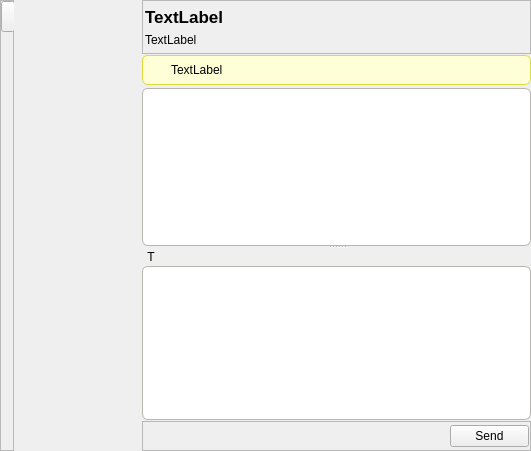
RetroShare/RetroShare, file retroshare-gui/src/gui/chat/PopupChatDialog.ui: the form before one commit.
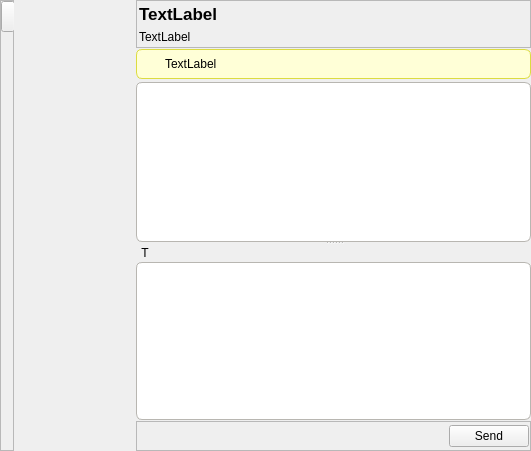
The form after the commit. Icons and pictures are not drawn.

Commit message: Optimized layout of the private chat window. Fixed german language.

Patch:
```diff
--- a/retroshare-gui/src/gui/chat/PopupChatDialog.ui
+++ b/retroshare-gui/src/gui/chat/PopupChatDialog.ui
@@ -19,21 +19,12 @@
   <property name="styleSheet">
    <string notr="true"/>
   </property>
-  <layout class="QHBoxLayout" name="horizontalLayout">
+  <layout class="QVBoxLayout" name="verticalLayout_3">
    <property name="margin">
     <number>0</number>
    </property>
    <item>
-    <widget class="QWidget" name="widget" native="true">
-     <layout class="QHBoxLayout" name="horizontalLayout_3">
-      <property name="spacing">
-       <number>0</number>
-      </property>
-      <property name="margin">
-       <number>0</number>
-      </property>
-      <item>
-       <layout class="QGridLayout" name="gridLayout_2">
+    <layout class="QGridLayout" name="gridLayout">
         <property name="horizontalSpacing">
          <number>0</number>
         </property>
@@ -136,13 +127,13 @@
           </property>
           <layout class="QGridLayout" name="_2">
            <property name="leftMargin">
-            <number>6</number>
+         <number>3</number>
            </property>
            <property name="topMargin">
-            <number>6</number>
+         <number>9</number>
            </property>
            <property name="rightMargin">
-            <number>6</number>
+         <number>3</number>
            </property>
            <property name="bottomMargin">
             <number>9</number>
@@ -235,13 +226,13 @@
             <number>2</number>
            </property>
            <property name="topMargin">
-            <number>6</number>
+         <number>3</number>
            </property>
            <property name="rightMargin">
-            <number>6</number>
+         <number>3</number>
            </property>
            <property name="bottomMargin">
-            <number>6</number>
+         <number>3</number>
            </property>
            <item row="0" column="0" colspan="2">
             <widget class="QLabel" name="friendnamelabel">
@@ -865,9 +856,6 @@
          </widget>
         </item>
        </layout>
-      </item>
-     </layout>
-    </widget>
    </item>
   </layout>
   <action name="actionBold">
```
Lines whose indentation alone changed are shown as unchanged. The commit also changes 4 other files.
